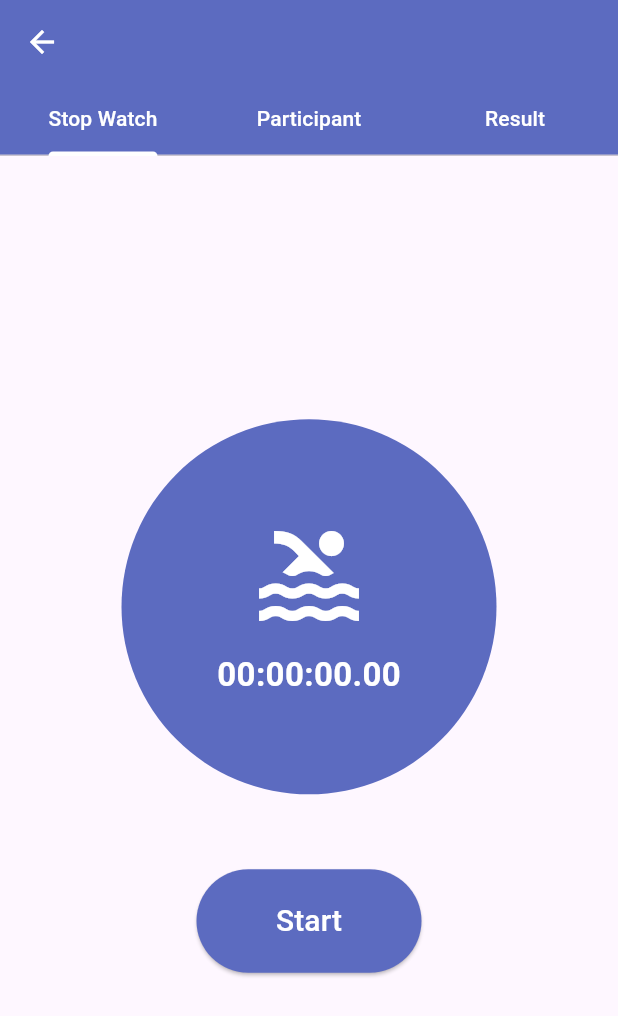
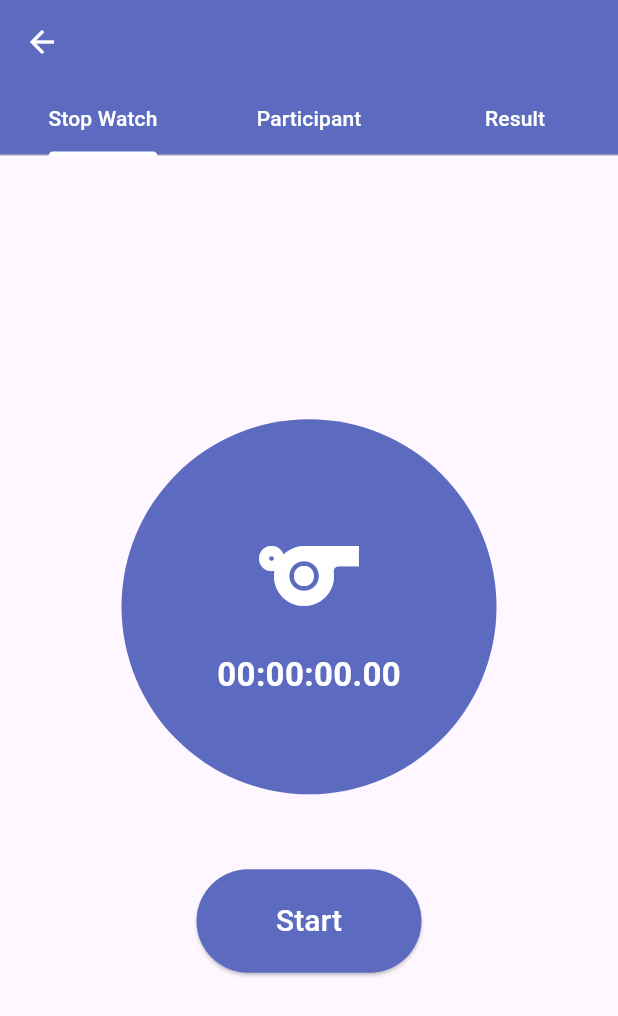
Before and after one commit to Slade-hanma/race_tracker, a Flutter app: the RaceScreen screen opened directly with empty values, on a phone screen of 412 x 824 dp. Shown: the top 1016 px of the screen. Run offline on Flutter 3.47's test engine with Material 3 defaults, Android fonts, the phone set to English and light mode, and no system bars; our stand-ins replace firebase_core; accounts and stored records are empty; network calls fail.

Commit message:
update code

```diff
--- a/lib/Screen/Race/race_list_view.dart
+++ b/lib/Screen/Race/race_list_view.dart
@@ -18,10 +18,7 @@ class RacesListView extends StatelessWidget {
     final raceProvider = Provider.of<RaceProvider>(context);
 
     return Scaffold(
-      appBar: AppBar(
-        title: Text('Races'),
-        backgroundColor: Color(0xFF5B6FC2),
-      ),
+
       body: FutureBuilder<List<Race>>(
         future: raceProvider.races,
         builder: (context, snapshot) {
--- a/lib/Screen/stopwatch/stopwatch.dart
+++ b/lib/Screen/stopwatch/stopwatch.dart
@@ -26,7 +26,7 @@ class StopwatchWidget extends StatelessWidget {
               mainAxisAlignment: MainAxisAlignment.center,
               children: [
                 Icon(
-                  Icons.pool,
+                  Icons.sports,
                   size: 80,
                   color: Colors.white,
                 ),
--- a/lib/Screen/tracking/widget/tracking_card.dart
+++ b/lib/Screen/tracking/widget/tracking_card.dart
@@ -106,7 +106,8 @@ class ParticipantTrackingCard extends StatelessWidget {
     finishTime: "00:00:00.000", // Temporary, will be recalculated by SelectionProvider if needed
   );
 
-            selectionProvider.setResult(participant.bibNumber, updatedResult);
+  // Here is the only changed line:
+  selectionProvider.toggleResult(updatedResult, activityType);
 
   if (!hasSavedTime) {
     selectionProvider.addActivity(participant.bibNumber, activityType);
@@ -114,6 +115,7 @@ class ParticipantTrackingCard extends StatelessWidget {
     selectionProvider.removeActivity(participant.bibNumber, activityType);
   }
 },
+
           child: AnimatedContainer(
             duration: const Duration(milliseconds: 300),
             width: 250,
--- a/lib/provider/selection_provider.dart
+++ b/lib/provider/selection_provider.dart
@@ -35,7 +35,6 @@ class SelectionProvider extends ChangeNotifier {
 
 
   void addActivity(String bibNumber, ActivityType activityType) {
-    // Optional method: you can add custom logic here if needed.
     notifyListeners();
   }
 
```
Also changed, not shown: lib/Screen/home/raceTracker.dart (+1 -9 lines). Lines whose indentation alone changed are shown as unchanged.
